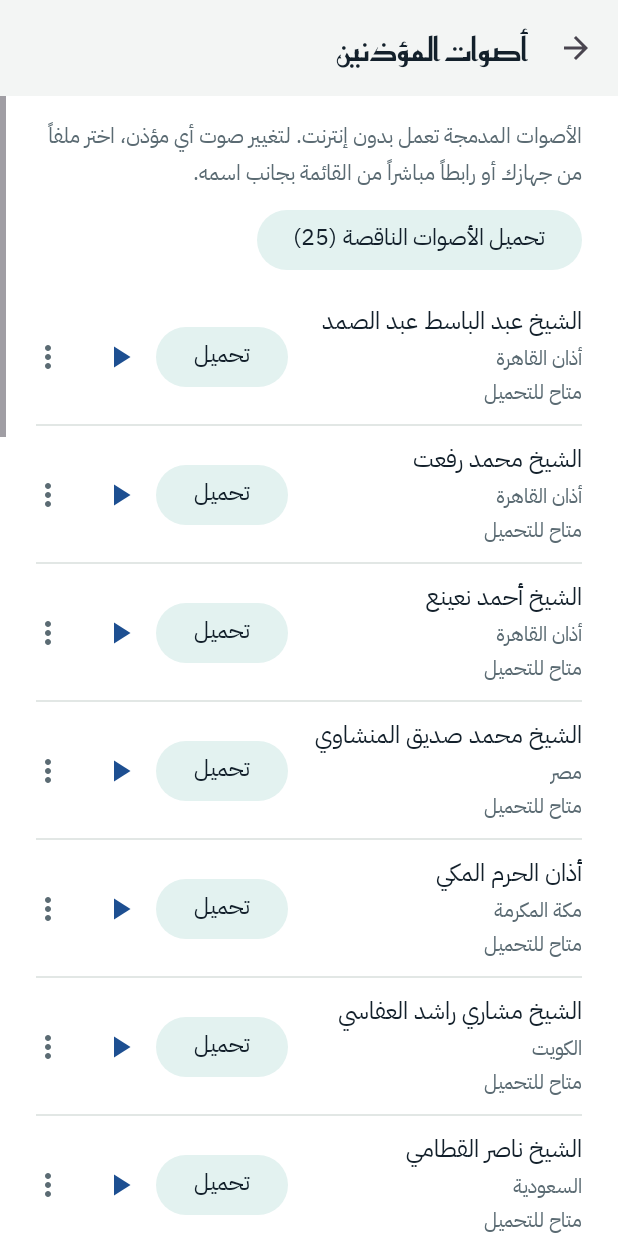
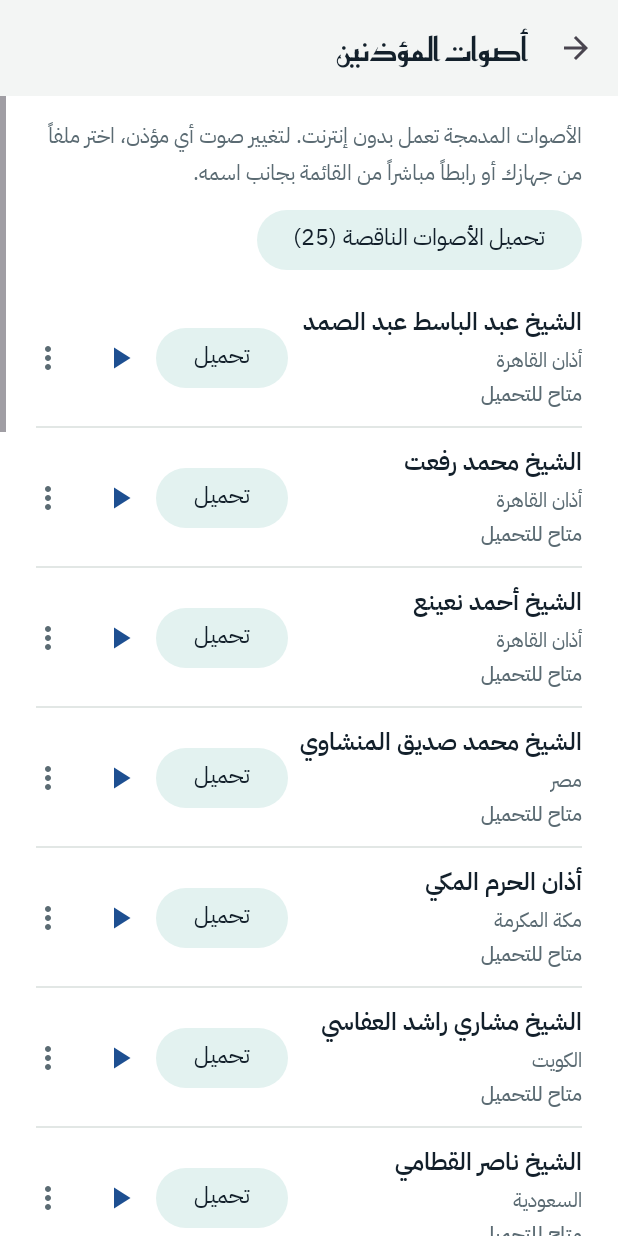
Before and after one commit to Tayson-coder/Prayer-times, an Android app: the AudioActivity screen opened directly, with no data from a screen before it, on a phone screen of 412 x 824 dp. Run offline under Robolectric (Android 15) with nearby library versions, the phone set to English and light mode, and no system bars.

Commit message:
Fix Kufi headline font, shorten sky band, quiet audio list
Screenshot review found the theme-level app fontFamily overriding the
headline's own font, the muezzin row pushed below the fold on a Pixel 6,
and a repeated 'bundled' label on every audio row.

Co-Authored-By: Claude Opus 5.5 <noreply@anthropic.com>
Claude-Session: https://claude.ai/code/session_01JUNYpDydNT7doJHrLHf3h9

```diff
--- a/android/app/src/main/java/app/prayertimes/azan/AudioActivity.kt
+++ b/android/app/src/main/java/app/prayertimes/azan/AudioActivity.kt
@@ -86,16 +86,20 @@ class AudioActivity : BaseActivity() {
         row.findViewById<TextView>(R.id.m_name).text = m.name
         row.findViewById<TextView>(R.id.m_note).text = m.note
 
-        val label = AzanAudio.describe(this, m.id)
+        val source = AzanAudio.sources(this, m.id, includeFallback = false).firstOrNull()
         val downloading = AzanDownloader.isDownloading(m.id)
+        // الصوت المدمج هو الحالة العادية فلا نكتب عنه شيئاً؛ نعرض الحالة فقط إذا اختلفت
+        val status = when {
+            downloading -> getString(R.string.downloading)
+            source is AzanAudio.Source.Raw -> null
+            source != null -> source.label
+            m.url != null -> getString(R.string.available_download)
+            else -> getString(R.string.no_audio)
+        }
         row.findViewById<TextView>(R.id.m_status).apply {
-            text = when {
-                downloading -> getString(R.string.downloading)
-                label != null -> label
-                m.url != null -> getString(R.string.available_download)
-                else -> getString(R.string.no_audio)
-            }
-            setTextColor(ContextCompat.getColor(context, if (label != null) R.color.turquoise else R.color.muted))
+            text = status
+            visibility = if (status == null) View.GONE else View.VISIBLE
+            setTextColor(ContextCompat.getColor(context, if (source != null) R.color.turquoise else R.color.muted))
         }
 
         row.findViewById<Button>(R.id.m_download).apply {
--- a/android/app/src/main/java/app/prayertimes/azan/SkyView.kt
+++ b/android/app/src/main/java/app/prayertimes/azan/SkyView.kt
@@ -86,9 +86,9 @@ class SkyView @JvmOverloads constructor(ctx: Context, attrs: AttributeSet? = nul
         if (bg.shader == null) bg.shader = LinearGradient(0f, 0f, 0f, h, period.top, period.bottom, Shader.TileMode.CLAMP)
         canvas.drawRect(0f, 0f, w, h, bg)
 
-        val baseY = h - overlap - 14f * dp
+        val baseY = h - overlap - 12f * dp
         val rx = w / 2f - 40f * dp
-        val ry = min(rx * 0.6f, 104f * dp)
+        val ry = min(rx * 0.5f, 78f * dp)
         val cx = w / 2f
         fun x(t: Float) = cx + rx * cos(PI * t).toFloat()
         fun y(t: Float) = baseY - ry * sin(PI * t).toFloat()
--- a/android/app/src/main/res/layout/activity_main.xml
+++ b/android/app/src/main/res/layout/activity_main.xml
@@ -32,7 +32,7 @@
                 android:paddingStart="24dp"
                 android:paddingTop="16dp"
                 android:paddingEnd="12dp"
-                android:paddingBottom="168dp">
+                android:paddingBottom="128dp">
 
                 <LinearLayout
                     android:layout_width="match_parent"
@@ -85,7 +85,7 @@
                     android:id="@+id/next_name"
                     android:layout_width="wrap_content"
                     android:layout_height="wrap_content"
-                    android:layout_marginTop="28dp"
+                    android:layout_marginTop="18dp"
                     android:fontFamily="@font/kufi_bold"
                     android:includeFontPadding="false"
                     android:textColor="@color/on_sky"
@@ -95,7 +95,7 @@
                     android:id="@+id/countdown"
                     android:layout_width="wrap_content"
                     android:layout_height="wrap_content"
-                    android:layout_marginTop="12dp"
+                    android:layout_marginTop="8dp"
                     android:fontFamily="@font/kufi_medium"
                     android:textColor="@color/on_sky"
                     android:textSize="30sp" />
--- a/android/app/src/main/res/values/themes.xml
+++ b/android/app/src/main/res/values/themes.xml
@@ -25,8 +25,8 @@
         <item name="android:windowLightNavigationBar">@bool/light_bars</item>
 
         <!-- الخطوط: IBM Plex Sans Arabic للنصوص، Reem Kufi للعناوين وأسماء الصلوات -->
+        <!-- android:fontFamily فقط: لو أُضيف fontFamily (بدون android) هنا لغلب الخط المحدد على كل عنصر -->
         <item name="android:fontFamily">@font/plex_regular</item>
-        <item name="fontFamily">@font/plex_regular</item>
         <item name="textAppearanceHeadlineSmall">@style/Text.Headline</item>
         <item name="textAppearanceTitleLarge">@style/Text.TitleLarge</item>
         <item name="textAppearanceTitleMedium">@style/Text.TitleMedium</item>
```
